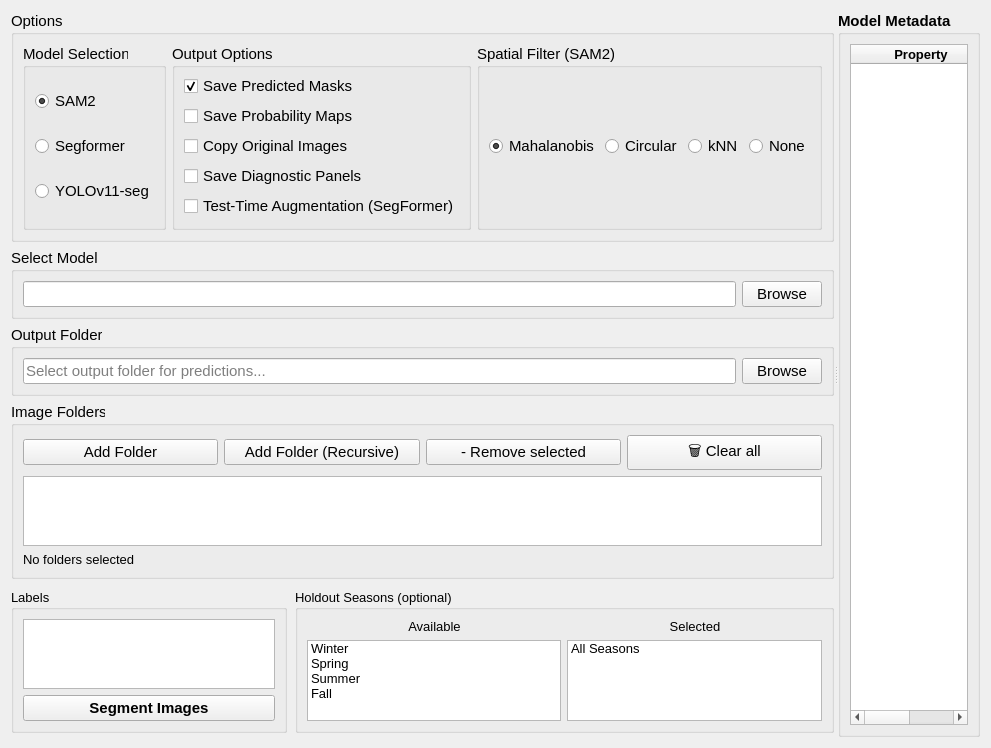
This is src/GRIME_AI/dialogs/ML_image_processing/segment_images_tab.ui in GRIME-Lab/GRIME-AI as Qt 5 draws it before an edit. The edited form follows.
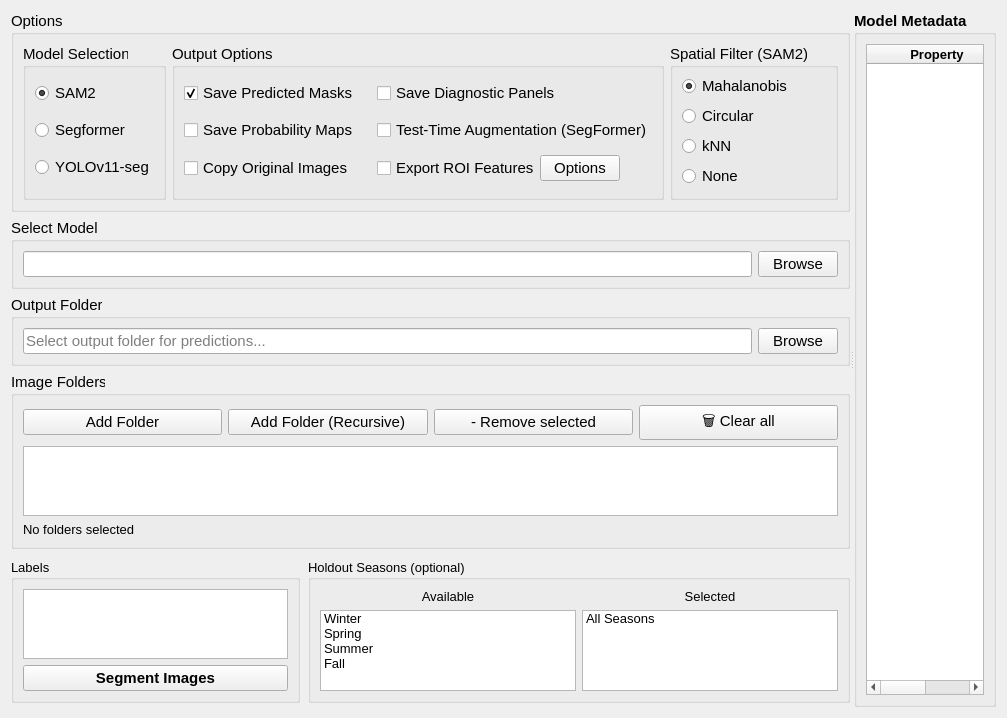
This is the edited form.

What changed in the file:
```diff
--- a/src/GRIME_AI/dialogs/ML_image_processing/segment_images_tab.ui
+++ b/src/GRIME_AI/dialogs/ML_image_processing/segment_images_tab.ui
@@ -33,7 +33,7 @@
        </property>
        <layout class="QVBoxLayout" name="verticalLayoutOptions">
         <item>
-         <layout class="QHBoxLayout" name="horizontalLayoutOptions">
+         <layout class="QHBoxLayout" name="horizontalLayoutOptions" stretch="0,1,0">
           <item>
            <widget class="QGroupBox" name="groupBox_modelSelection_segment">
             <property name="font">
@@ -109,9 +109,10 @@
             <property name="title">
              <string>Output Options</string>
             </property>
-            <layout class="QVBoxLayout" name="verticalLayout_outputOptions_segment">
+            <layout class="QGridLayout" name="gridLayout_outputOptions_segment">
+             <property name="horizontalSpacing"><number>18</number></property>
              <property name="topMargin"><number>6</number></property>
-             <item>
+             <item row="0" column="0">
               <widget class="QCheckBox" name="checkBox_save_predicted_masks">
                <property name="font">
                 <font>
@@ -127,7 +128,7 @@
                </property>
               </widget>
              </item>
-             <item>
+             <item row="1" column="0">
               <widget class="QCheckBox" name="checkBox_save_probability_maps">
                <property name="font">
                 <font>
@@ -140,7 +141,7 @@
                </property>
               </widget>
              </item>
-             <item>
+             <item row="2" column="0">
               <widget class="QCheckBox" name="checkBox_copyOriginalModelImage">
                <property name="font">
                 <font>
@@ -156,7 +157,7 @@
                </property>
               </widget>
              </item>
-             <item>
+             <item row="0" column="1">
               <widget class="QCheckBox" name="checkBox_save_diagnostic_panels">
                <property name="font">
                 <font>
@@ -172,7 +173,7 @@
                </property>
               </widget>
              </item>
-             <item>
+             <item row="1" column="1">
               <widget class="QCheckBox" name="checkBox_use_tta">
                <property name="font">
                 <font>
@@ -191,6 +192,45 @@
                </property>
               </widget>
              </item>
+             <item row="2" column="1">
+              <layout class="QHBoxLayout" name="horizontalLayout_exportRoiFeatures">
+               <item>
+                <widget class="QCheckBox" name="checkBox_export_roi_features">
+                 <property name="font">
+                  <font>
+                   <family>Arial</family>
+                   <pointsize>11</pointsize>
+                  <bold>false</bold></font>
+                 </property>
+                 <property name="toolTip">
+                  <string>After segmentation finishes, extract ROI features from each image and its mask into a date/time-stamped CSV and Excel file in the output folder. Requires Save Predicted Masks.</string>
+                 </property>
+                 <property name="text">
+                  <string>Export ROI Features</string>
+                 </property>
+                 <property name="checked">
+                  <bool>false</bool>
+                 </property>
+                </widget>
+               </item>
+               <item>
+                <widget class="QPushButton" name="pushButton_feature_options_segment">
+                 <property name="toolTip">
+                  <string>Clustering and texture options, shared with the ROI Analyzer tab.</string>
+                 </property>
+                 <property name="text">
+                  <string>Options</string>
+                 </property>
+                </widget>
+               </item>
+               <item>
+                <spacer name="spacer_exportRoiFeatures">
+                 <property name="orientation"><enum>Qt::Horizontal</enum></property>
+                 <property name="sizeHint" stdset="0"><size><width>0</width><height>0</height></size></property>
+                </spacer>
+               </item>
+              </layout>
+             </item>
             </layout>
            </widget>
           </item>
@@ -199,13 +239,13 @@
             <property name="font"><font><family>Arial</family><pointsize>11</pointsize></font></property>
             <property name="title"><string>Spatial Filter (SAM2)</string></property>
             <property name="toolTip"><string>Post-processing filter applied to SAM2 masks. Mahalanobis uses the trained centroid distribution; Circular uses the radius; None disables filtering (raw model mask).</string></property>
-            <layout class="QHBoxLayout" name="horizontalLayout_blobFilter_segment">
+            <layout class="QVBoxLayout" name="verticalLayout_blobFilter_segment">
              <property name="topMargin"><number>6</number></property>
              <item><widget class="QRadioButton" name="radioButton_blob_mahalanobis"><property name="font"><font><family>Arial</family><pointsize>11</pointsize><bold>false</bold></font></property><property name="toolTip"><string>Keep regions within the trained Mahalanobis centroid distribution.</string></property><property name="text"><string>Mahalanobis</string></property><property name="checked"><bool>true</bool></property></widget></item>
              <item><widget class="QRadioButton" name="radioButton_blob_circular"><property name="font"><font><family>Arial</family><pointsize>11</pointsize><bold>false</bold></font></property><property name="toolTip"><string>Keep regions within the scalar radius of a prompt centroid.</string></property><property name="text"><string>Circular</string></property></widget></item>
              <item><widget class="QRadioButton" name="radioButton_blob_knn"><property name="font"><font><family>Arial</family><pointsize>11</pointsize><bold>false</bold></font></property><property name="toolTip"><string>Keep regions within the k-th nearest training-centroid distance (handles multimodal targets).</string></property><property name="text"><string>kNN</string></property></widget></item>
              <item><widget class="QRadioButton" name="radioButton_blob_none"><property name="font"><font><family>Arial</family><pointsize>11</pointsize><bold>false</bold></font></property><property name="toolTip"><string>Disable spatial filtering — use the raw model mask.</string></property><property name="text"><string>None</string></property></widget></item>
-             <item><spacer name="horizontalSpacer_blobFilter_segment"><property name="orientation"><enum>Qt::Horizontal</enum></property><property name="sizeHint" stdset="0"><size><width>40</width><height>20</height></size></property></spacer></item>
+             <item><spacer name="verticalSpacer_blobFilter_segment"><property name="orientation"><enum>Qt::Vertical</enum></property><property name="sizeHint" stdset="0"><size><width>20</width><height>0</height></size></property></spacer></item>
             </layout>
            </widget>
           </item>
```
